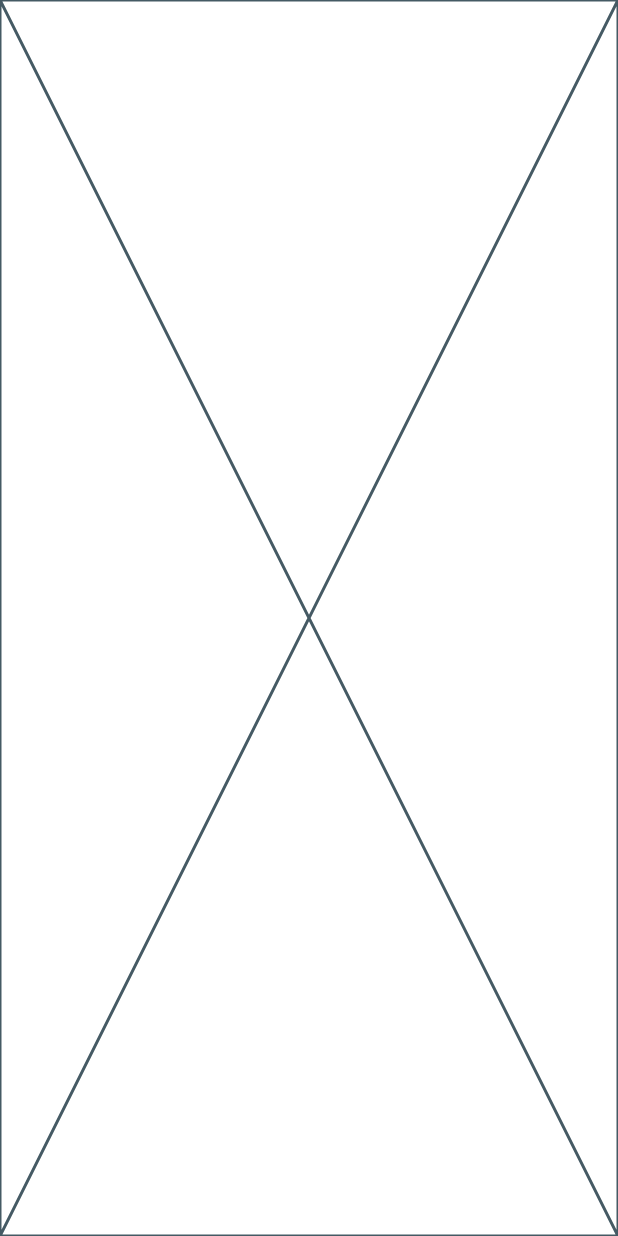
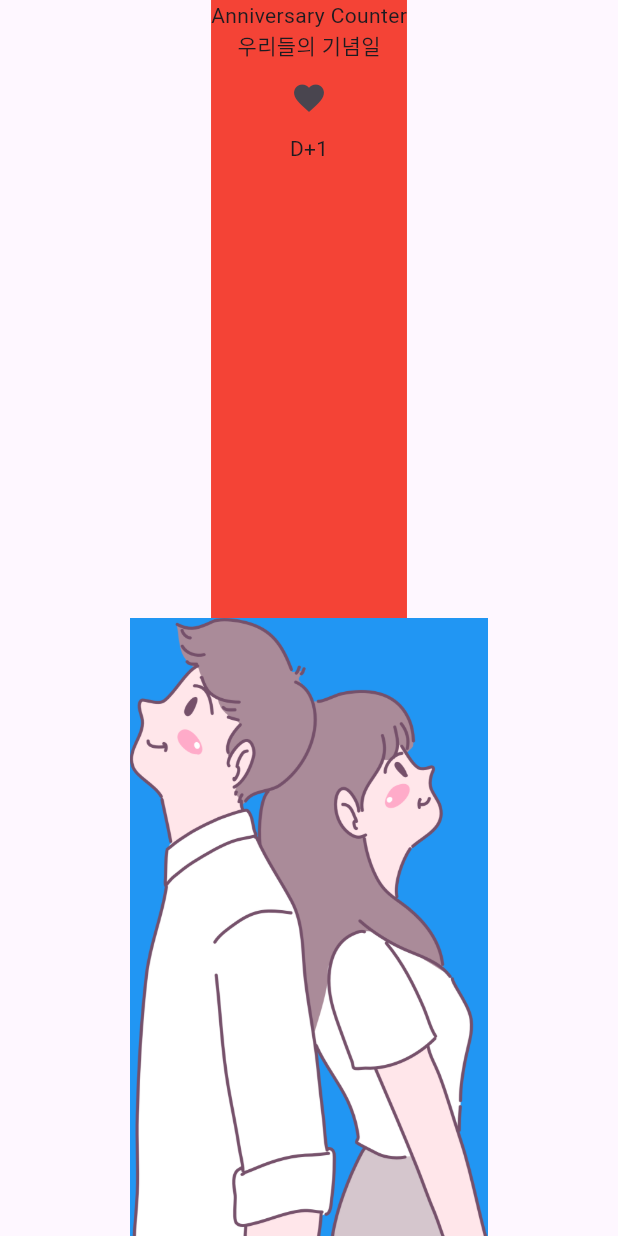
Before and after one commit to kyomin/flutter-anniversary-counter, a Flutter app: the screen it shows after launch, on a phone screen of 412 x 824 dp. Run offline on Flutter 3.47's test engine with Material 3 defaults, Android fonts, the phone set to English and light mode, and no system bars.

Commit message:
레이아웃 작업하기

```diff
--- a/lib/screen/home_screen.dart
+++ b/lib/screen/home_screen.dart
@@ -5,6 +5,35 @@ class HomeScreen extends StatelessWidget {
 
   @override
   Widget build(BuildContext context) {
-    return const Placeholder();
+    return Scaffold(
+      body: SafeArea(
+        child: SizedBox(
+          width: MediaQuery.of(context).size.width,
+          child: Column(
+            children: [
+              Expanded(
+                child: Container(
+                  color: Colors.red,
+                  child: Column(
+                    children: [
+                      Text('Anniversary Counter'),
+                      Text('우리들의 기념일'),
+                      IconButton(onPressed: () {}, icon: Icon(Icons.favorite)),
+                      Text('D+1')
+                    ],
+                  ),
+                ),
+              ),
+              Expanded(
+                child: Container(
+                  color: Colors.blue,
+                  child: Image.asset('asset/img/middle_image.png'),
+                ),
+              )
+            ],
+          ),
+        ),
+      ),
+    );
   }
 }
```
